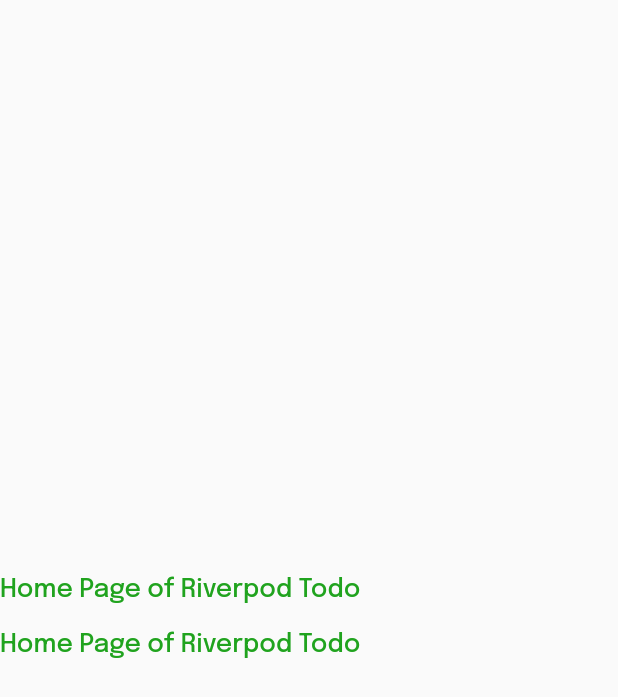
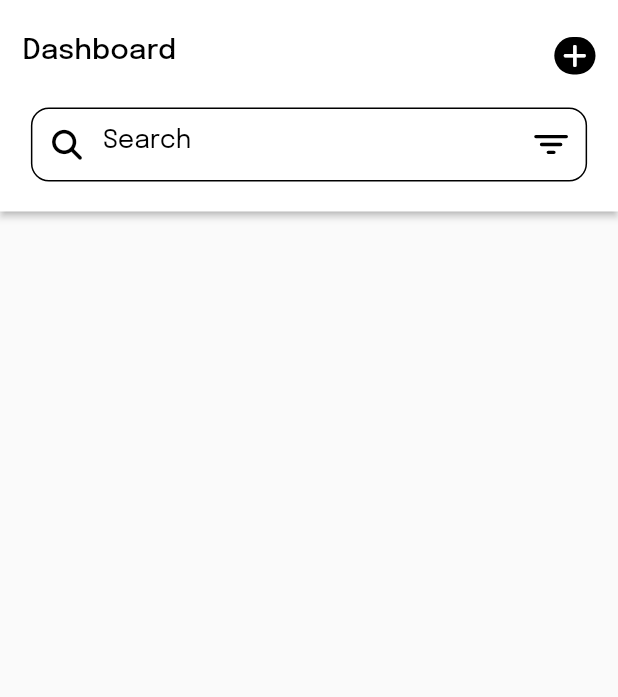
Before and after one commit to Meealley/riv_task, a Flutter app: the HomePage screen opened directly, on a phone screen of 412 x 824 dp. Shown: the top 697 px of the screen. Run offline on Flutter 3.47's test engine with Material 2 defaults, Android fonts, the phone set to English and light mode, and no system bars; our stand-ins replace country_picker, flutter_screenutil, flutter_vector_icons, google_fonts, hooks_riverpod, pinput and 1 more.

Commit message:
added preferredsized appbar to home screen

```diff
--- a/lib/common/widgets/custom_textfield.dart
+++ b/lib/common/widgets/custom_textfield.dart
@@ -9,7 +9,7 @@ class CustomTextField extends StatelessWidget {
   final Widget? suffixIcon;
   final Widget? preffixIcon;
   final TextStyle hintStyle;
-  final Color suffixIconColor;
+  final Color? suffixIconColor;
   final void Function(String)? onChanged;
   const CustomTextField(
       {super.key,
@@ -17,7 +17,7 @@ class CustomTextField extends StatelessWidget {
       required this.hintText,
       this.suffixIcon,
       this.preffixIcon,
-      required this.suffixIconColor,
+      this.suffixIconColor,
       required this.hintStyle,
       required this.controller,
       this.onChanged});
--- a/lib/features/auth/pages/otp_page.dart
+++ b/lib/features/auth/pages/otp_page.dart
@@ -29,6 +29,12 @@ class OtpPage extends StatelessWidget {
               HeightSpacer(hght: AppConst.kHeight * 0.1),
               Pinput(
                 length: 4,
+                onCompleted: (value) {
+                  if (value.length == 4) {}
+                },
+                onSubmitted: (value) {
+                  if (value.length == 4) {}
+                },
               )
             ],
           ),
--- a/lib/features/todo/pages/homepage.dart
+++ b/lib/features/todo/pages/homepage.dart
@@ -1,32 +1,97 @@
 import 'package:flutter/material.dart';
-import 'package:riv_task/common/utils/constants.dart';
+import 'package:flutter_screenutil/flutter_screenutil.dart';
+import 'package:flutter_vector_icons/flutter_vector_icons.dart';
+import 'package:hooks_riverpod/hooks_riverpod.dart';
 import 'package:riv_task/common/widgets/appstyle.dart';
+import 'package:riv_task/common/widgets/custom_textfield.dart';
+import 'package:riv_task/common/widgets/heightspacer.dart';
 import 'package:riv_task/common/widgets/reusable_text.dart';
 
-import '../../../common/widgets/heightspacer.dart';
+class HomePage extends ConsumerStatefulWidget {
+  const HomePage({super.key});
 
-class HomePage extends StatelessWidget {
-  const HomePage({super.key});
+  @override
+  ConsumerState<ConsumerStatefulWidget> createState() => _HomePageState();
+}
+
+class _HomePageState extends ConsumerState<HomePage> {
+  final TextEditingController search = TextEditingController();
 
   @override
   Widget build(BuildContext context) {
     return Scaffold(
-      body: Column(
-        mainAxisAlignment: MainAxisAlignment.center,
-        children: [
-          ReusableText(
-            text: "Home Page of Riverpod Todo",
-            style: appstyle(17, AppConst.kGreen, FontWeight.w500),
+      appBar: AppBar(
+        backgroundColor: Colors.white,
+        elevation: 2,
+        automaticallyImplyLeading: false,
+        bottom: PreferredSize(
+          child: Column(
+            children: [
+              Padding(
+                padding: EdgeInsets.symmetric(horizontal: 15, vertical: 10),
+                child: Row(
+                  mainAxisAlignment: MainAxisAlignment.spaceBetween,
+                  crossAxisAlignment: CrossAxisAlignment.start,
+                  children: [
+                    ReusableText(
+                      text: "Dashboard",
+                      style: appstyle(19, Colors.black, FontWeight.w500),
+                    ),
+                    Container(
+                      width: 25.w,
+                      height: 25.h,
+                      decoration: BoxDecoration(
+                        color: Colors.black,
+                        borderRadius: BorderRadius.all(
+                          Radius.circular(20),
+                        ),
+                      ),
+                      child: GestureDetector(
+                        onTap: () {},
+                        child: Icon(
+                          FontAwesome.plus,
+                          color: Colors.white,
+                          size: 18,
+                        ),
+                      ),
+                    )
+                  ],
+                ),
+              ),
+              HeightSpacer(hght: 12),
+              CustomTextField(
+                keyboardType: TextInputType.name,
+                hintText: "Search",
+                preffixIcon: Container(
+                  padding: EdgeInsets.all(1),
+                  child: GestureDetector(
+                    onTap: () {},
+                    child: Icon(
+                      FontAwesome.search,
+                      color: Colors.black,
+                      size: 20,
+                    ),
+                  ),
+                ),
+                suffixIcon: Icon(
+                  Ionicons.filter,
+                  color: Colors.black,
+                ),
+                hintStyle: appstyle(17, Colors.black, FontWeight.normal),
+                controller: search,
+              ),
+              HeightSpacer(hght: 20),
+            ],
           ),
-          const HeightSpacer(
-            hght: 20,
-          ),
-          ReusableText(
-            text: "Home Page of Riverpod Todo",
-            style: appstyle(17, AppConst.kGreen, FontWeight.w500),
-          ),
-        ],
+          preferredSize: Size.fromHeight(85),
+        ),
       ),
+      body: SafeArea(
+          child: Padding(
+        padding: EdgeInsets.symmetric(
+          horizontal: 15,
+        ),
+      )),
     );
   }
 }
--- a/lib/main.dart
+++ b/lib/main.dart
@@ -2,6 +2,7 @@ import 'package:flutter/material.dart';
 import 'package:flutter_screenutil/flutter_screenutil.dart';
 import 'package:hooks_riverpod/hooks_riverpod.dart';
 import 'package:riv_task/features/onboarding/pages/onboarding.dart';
+import 'package:riv_task/features/todo/pages/homepage.dart';
 
 void main() {
   runApp(const ProviderScope(child: MyApp()));
@@ -25,7 +26,7 @@ class MyApp extends StatelessWidget {
               ),
           debugShowCheckedModeBanner: false,
           // themeMode: ThemeMode.dark,
-          home: const OnboardingPage(),
+          home: const HomePage(),
         );
       },
     );
```
Also changed, not shown: 1 other file.
